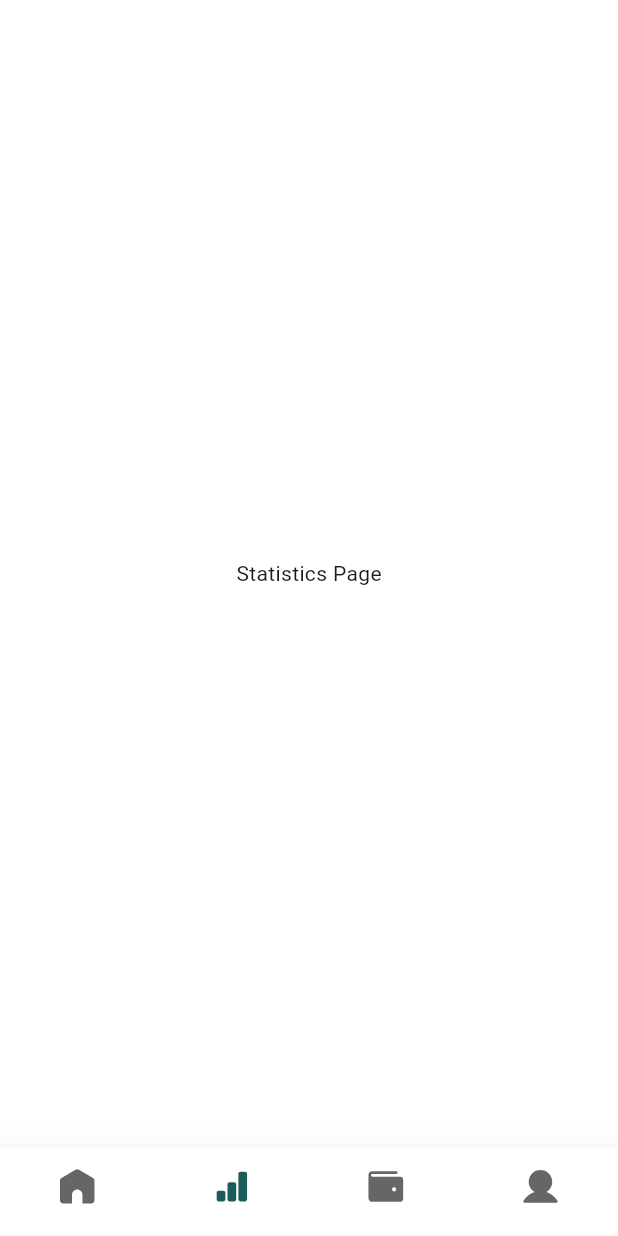
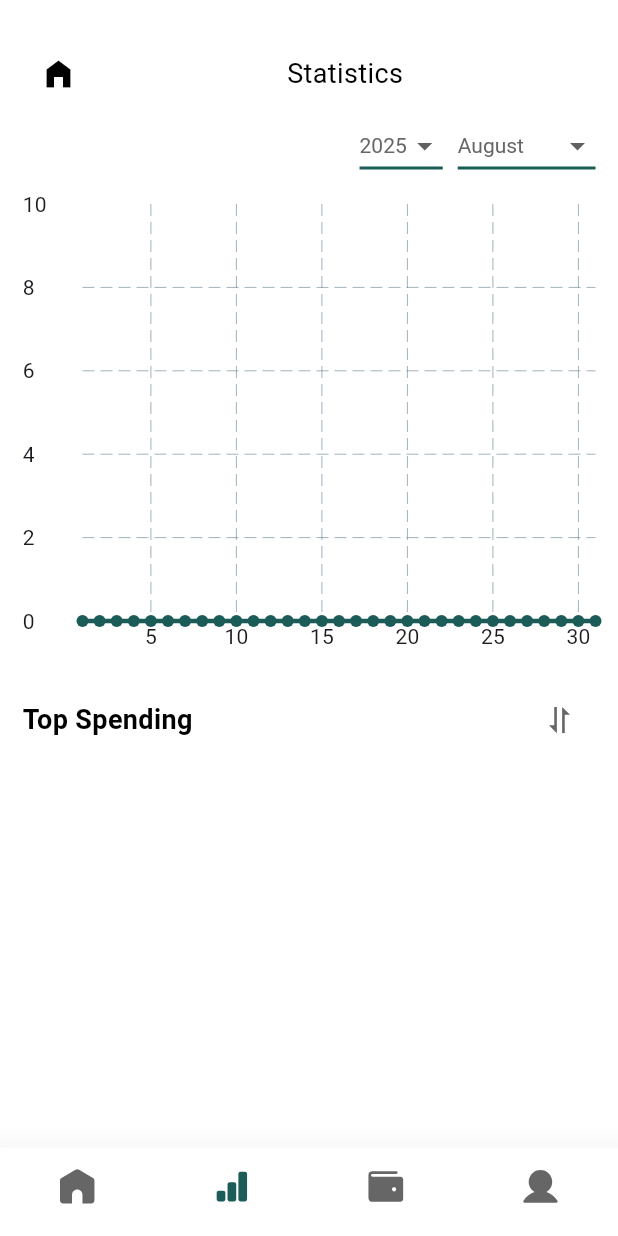
Before and after one commit to fatmakhadidja/mono, a Flutter app: the HomeScreen screen opened by its route, item 2 of the bottom bar chosen, on a phone screen of 412 x 824 dp. Run offline on Flutter 3.47's test engine with Material 3 defaults, Android fonts, the phone set to English and light mode, and no system bars; drawn by our look-alikes of fl_chart; our stand-ins replace flutter_svg, loading_indicator, share_plus, shared_preferences, shimmer; accounts and stored records are empty; network calls fail.

Commit message:
Add StatPage and DailyLineChart widgets; include filter.svg icon and update dependencies

```diff
--- a/Frontend/mono/lib/ui/screens/home_screen.dart
+++ b/Frontend/mono/lib/ui/screens/home_screen.dart
@@ -6,6 +6,7 @@ import 'package:mono/models/wallet.dart';
 import 'package:mono/ui/widgets/home_page.dart';
 import 'package:mono/ui/widgets/home_skeleton.dart';
 import 'package:mono/ui/widgets/profile_page.dart';
+import 'package:mono/ui/widgets/stat_page.dart';
 import 'package:mono/ui/widgets/wallet_page.dart';
 import 'package:flutter_svg/flutter_svg.dart';
 
@@ -54,21 +55,16 @@ class _HomeScreenState extends State<HomeScreen> {
   @override
   Widget build(BuildContext context) {
     final pages = [
-      HomePage(
-        wallet: myWallet,
-        transactions: myWallet.transactions,
-      ),
-      const Center(child: Text("Statistics Page")),
+      HomePage(wallet: myWallet, transactions: myWallet.transactions),
+      StatPage(transactions: myWallet.transactions),
       const WalletPage(),
       const ProfilePage(),
     ];
 
     return Scaffold(
-      resizeToAvoidBottomInset: true,
+      resizeToAvoidBottomInset: false,
       backgroundColor: Colors.white,
-      body: _isLoading
-          ? const HomeSkeleton()
-          : pages[navIndex],
+      body: _isLoading ? const HomeSkeleton() : pages[navIndex],
       bottomNavigationBar: _isLoading
           ? null // 🔹 hide navbar while loading
           : BottomNavigationBar(
@@ -88,7 +84,9 @@ class _HomeScreenState extends State<HomeScreen> {
                     "assets/icons/home.svg",
                     width: 24,
                     height: 24,
-                    color: navIndex == 0 ? AppColors.primary : AppColors.darkGrey,
+                    color: navIndex == 0
+                        ? AppColors.primary
+                        : AppColors.darkGrey,
                   ),
                   label: "",
                 ),
@@ -97,7 +95,9 @@ class _HomeScreenState extends State<HomeScreen> {
                     "assets/icons/stat.svg",
                     width: 24,
                     height: 24,
-                    color: navIndex == 1 ? AppColors.primary : AppColors.darkGrey,
+                    color: navIndex == 1
+                        ? AppColors.primary
+                        : AppColors.darkGrey,
                   ),
                   label: "",
                 ),
@@ -106,7 +106,9 @@ class _HomeScreenState extends State<HomeScreen> {
                     "assets/icons/wallet.svg",
                     width: 24,
                     height: 24,
-                    color: navIndex == 2 ? AppColors.primary : AppColors.darkGrey,
+                    color: navIndex == 2
+                        ? AppColors.primary
+                        : AppColors.darkGrey,
                   ),
                   label: "",
                 ),
@@ -115,7 +117,9 @@ class _HomeScreenState extends State<HomeScreen> {
                     "assets/icons/user.svg",
                     width: 24,
                     height: 24,
-                    color: navIndex == 3 ? AppColors.primary : AppColors.darkGrey,
+                    color: navIndex == 3
+                        ? AppColors.primary
+                        : AppColors.darkGrey,
                   ),
                   label: "",
                 ),
--- /dev/null
+++ b/Frontend/mono/lib/ui/widgets/daily_line_chart.dart
@@ -0,0 +1,96 @@
+import 'package:fl_chart/fl_chart.dart';
+import 'package:flutter/material.dart';
+import 'package:mono/core/constants/colors.dart';
+
+class DailyLineChart extends StatelessWidget {
+  final List<double> dailyData; // values per day
+  final int daysInMonth;
+
+  const DailyLineChart({
+    super.key,
+    required this.dailyData,
+    required this.daysInMonth,
+  });
+
+  @override
+  Widget build(BuildContext context) {
+    return SizedBox(
+      height: 300,
+      child: LineChart(
+        LineChartData(
+          minX: 1,
+          maxX: daysInMonth.toDouble(),
+          minY: 0,
+          maxY: dailyData.isEmpty
+              ? 10
+              : (dailyData.reduce((a, b) => a > b ? a : b)) + 10,
+          gridData: FlGridData(show: true),
+          borderData: FlBorderData(show: false),
+          titlesData: FlTitlesData(
+            leftTitles: AxisTitles(
+              sideTitles: SideTitles(
+                showTitles: true,
+                reservedSize: 40,
+                getTitlesWidget: (value, meta) {
+                  return Text("${value.toInt()}");
+                },
+              ),
+            ),
+            bottomTitles: AxisTitles(
+              sideTitles: SideTitles(
+                showTitles: true,
+                interval: 5, // step of 5
+                getTitlesWidget: (value, meta) {
+                  // show only multiples of 5
+                  if (value % 5 == 0 && value <= daysInMonth) {
+                    return Text("${value.toInt()}");
+                  }
+                  return const SizedBox.shrink();
+                },
+              ),
+            ),
+            rightTitles: const AxisTitles(
+              sideTitles: SideTitles(showTitles: false),
+            ),
+            topTitles: const AxisTitles(
+              sideTitles: SideTitles(showTitles: false),
+            ),
+          ),
+          lineBarsData: [
+            LineChartBarData(
+              spots: [
+                for (int i = 0; i < dailyData.length; i++)
+                  FlSpot((i + 1).toDouble(), dailyData[i]),
+              ],
+              isCurved: true,
+              curveSmoothness: 0.2,
+              color: AppColors.primary,
+              barWidth: 3,
+              dotData: const FlDotData(show: true),
+              belowBarData: BarAreaData(
+                show: true,
+                color: AppColors.primary.withOpacity(0.2),
+              ),
+            ),
+          ],
+          lineTouchData: LineTouchData(
+            enabled: true,
+            touchTooltipData: LineTouchTooltipData(
+              getTooltipItems: (spots) {
+                return spots.map((spot) {
+                  return LineTooltipItem(
+                    "Day ${spot.x.toInt()}\n${spot.y.toStringAsFixed(2)} DZD",
+                    const TextStyle(
+                      color: Colors.black,
+                      fontWeight: FontWeight.bold,
+                    ),
+                  );
+                }).toList();
+              },
+            ),
+          ),
+        ),
+      ),
+    );
+  }
+}
--- a/Frontend/mono/lib/ui/widgets/home_page.dart
+++ b/Frontend/mono/lib/ui/widgets/home_page.dart
@@ -33,7 +33,7 @@ class _HomePageState extends State<HomePage> {
     super.initState();
 
     loadFullname();
-    _loadWalletFromPrefs(); // load prefs asynchronously
+    _loadWalletFromPrefs();
   }
 
   Future<void> _loadWalletFromPrefs() async {
@@ -51,7 +51,7 @@ class _HomePageState extends State<HomePage> {
     final SharedPreferences prefs = await SharedPreferences.getInstance();
     setState(() {
       fullname = prefs.getString('fullName');
-      print("here is fullname in home $fullname");
+
     });
   }
 
--- /dev/null
+++ b/Frontend/mono/lib/ui/widgets/stat_page.dart
@@ -0,0 +1,242 @@
+import 'package:flutter/material.dart';
+import 'package:flutter_svg/flutter_svg.dart';
+import 'package:intl/intl.dart';
+import 'package:mono/core/constants/colors.dart';
+import 'package:mono/core/constants/text_styles.dart';
+import 'package:mono/models/transaction.dart';
+import 'package:mono/routes/routes.dart';
+import 'package:mono/ui/widgets/daily_line_chart.dart';
+import 'package:mono/ui/widgets/transaction_row.dart';
+
+class StatPage extends StatefulWidget {
+  final List<Transaction> transactions;
+
+  const StatPage({super.key, required this.transactions});
+
+  @override
+  State<StatPage> createState() => _StatPageState();
+}
+
+class _StatPageState extends State<StatPage> {
+  final List<String> months = const [
+    "January",
+    "February",
+    "March",
+    "April",
+    "May",
+    "June",
+    "July",
+    "August",
+    "September",
+    "October",
+    "November",
+    "December",
+  ];
+
+  late String selectedMonth;
+  late int selectedYear = DateTime.now().year;
+  bool showIncome = false; // 🔹 toggle for filter button
+
+  @override
+  void initState() {
+    super.initState();
+    selectedMonth = DateFormat('MMMM').format(DateTime.now());
+    selectedYear = DateTime.now().year;
+  }
+
+  @override
+  Widget build(BuildContext context) {
+    final filteredTransactions = widget.transactions.where((tx) {
+      try {
+        final parsedDate = DateFormat('yyyy-MM-dd').parse(tx.date);
+        final txMonth = DateFormat('MMMM').format(parsedDate);
+        return txMonth == selectedMonth && parsedDate.year == selectedYear;
+      } catch (e) {
+        debugPrint("Invalid date format: ${tx.date}");
+        return false;
+      }
+    }).toList();
+
+    // 🔹 Group expenses by day for chart
+    final monthIndex = months.indexOf(selectedMonth) + 1;
+    final daysInMonth = DateUtils.getDaysInMonth(selectedYear, monthIndex);
+
+    List<double> dailyExpenses = List.filled(daysInMonth, 0);
+    List<double> dailyIncomes = List.filled(daysInMonth, 0);
+
+    for (var tx in filteredTransactions) {
+      try {
+        final parsedDate = DateFormat('yyyy-MM-dd').parse(tx.date);
+        if (tx.income) {
+          dailyIncomes[parsedDate.day - 1] += tx.amount;
+        } else {
+          dailyExpenses[parsedDate.day - 1] += tx.amount;
+        }
+      } catch (e) {
+        debugPrint("Skipping invalid date: ${tx.date}");
+      }
+    }
+
+    // 🔹 Top 3 Expenses
+    final topSpending = filteredTransactions.where((tx) => !tx.income).toList()
+      ..sort((a, b) => b.amount.compareTo(a.amount));
+    final top3Spending = topSpending.take(3).toList();
+
+    // 🔹 Top 3 Incomes
+    final topIncomes = filteredTransactions.where((tx) => tx.income).toList()
+      ..sort((a, b) => b.amount.compareTo(a.amount));
+    final top3Incomes = topIncomes.take(3).toList();
+
+    final topList = showIncome ? top3Incomes : top3Spending;
+
+    // 🔹 Generate last 5 years list (you can expand)
+    final years = List<int>.generate(2, (i) => DateTime.now().year - i);
+
+    return Scaffold(
+      backgroundColor: Colors.white,
+      body: SafeArea(
+        child: Padding(
+          padding: const EdgeInsets.fromLTRB(15, 25, 15, 25),
+          child: Column(
+            mainAxisAlignment: MainAxisAlignment.spaceAround,
+            children: [
+              // 🔹 AppBar
+              Row(
+                children: [
+                  IconButton(
+                    onPressed: () {
+                      Navigator.pushReplacementNamed(context, AppRoutes.home);
+                    },
+                    icon: const Icon(Icons.home_filled, color: Colors.black),
+                  ),
+                  Expanded(
+                    child: Align(
+                      alignment: Alignment.center,
+                      child: Text(
+                        "Statistics",
+                        style: AppTextStyles.body1(
+                          color: Colors.black,
+                          fontSize: 18,
+                        ),
+                      ),
+                    ),
+                  ),
+                ],
+              ),
+
+              // 🔹 Month + Year dropdown
+              Row(
+                mainAxisAlignment: MainAxisAlignment.end,
+                children: [
+                  // Year Dropdown
+                  DropdownButton<int>(
+                    value: selectedYear,
+                    icon: const Icon(Icons.arrow_drop_down),
+                    elevation: 16,
+                    style: const TextStyle(
+                      color: AppColors.darkGrey,
+                      fontSize: 14,
+                    ),
+                    underline: Container(height: 2, color: AppColors.primary),
+                    onChanged: (int? newValue) {
+                      setState(() {
+                        selectedYear = newValue!;
+                      });
+                    },
+                    items: years.map<DropdownMenuItem<int>>((int year) {
+                      return DropdownMenuItem<int>(
+                        value: year,
+                        child: Text(year.toString()),
+                      );
+                    }).toList(),
+                  ),
+                  const SizedBox(width: 10),
+
+                  // Month Dropdown
+                  DropdownButton<String>(
+                    value: selectedMonth,
+                    icon: const Icon(Icons.arrow_drop_down),
+                    elevation: 16,
+                    style: const TextStyle(
+                      color: AppColors.darkGrey,
+                      fontSize: 14,
+                    ),
+                    underline: Container(height: 2, color: AppColors.primary),
+                    onChanged: (String? newValue) {
+                      setState(() {
+                        selectedMonth = newValue!;
+                      });
+                    },
+                    items: months.map<DropdownMenuItem<String>>((String month) {
+                      return DropdownMenuItem<String>(
+                        value: month,
+                        child: Text(month),
+                      );
+                    }).toList(),
+                  ),
+                ],
+              ),
+
+              SizedBox(height: 15),
+              // 🔹 Daily Expense Chart
+              SizedBox(
+                width: MediaQuery.of(context).size.width * 0.95,
+                child: DailyLineChart(
+                  dailyData: showIncome ? dailyIncomes : dailyExpenses,
+                  daysInMonth: daysInMonth,
+                ),
+              ),
+
+              const SizedBox(height: 20),
+
+              // 🔹 Top Spending / Top Incomes Header
+              Row(
+                mainAxisAlignment: MainAxisAlignment.spaceBetween,
+                children: [
+                  Text(
+                    showIncome ? "Top Incomes" : "Top Spending",
+                    style: AppTextStyles.heading1(
+                      color: Colors.black,
+                      fontSize: 18,
+                    ),
+                  ),
+                  IconButton(
+                    onPressed: () {
+                      setState(() {
+                        showIncome = !showIncome; // 🔹 toggle list
+                      });
+                    },
+                    icon: SvgPicture.asset(
+                      'assets/icons/filter.svg',
+                      color: AppColors.darkGrey,
+                    ),
+                  ),
+                ],
+              ),
+
+              // 🔹 Transactions List (Top 3)
+              Expanded(
+                child: ListView.builder(
+                  itemCount: topList.length,
+                  itemBuilder: (context, index) {
+                    final tx = topList[index];
+                    final parsedDate = DateFormat('yyyy-MM-dd').parse(tx.date);
+                    return TransactionRow(
+                      onDeleted: () {},
+                      id: tx.id,
+                      title: tx.name,
+                      date: DateFormat('dd MMM').format(parsedDate),
+                      amount: tx.amount,
+                      income: tx.income,
+                      transaction: tx,
+                    );
+                  },
+                ),
+              ),
+            ],
+          ),
+        ),
+      ),
+    );
+  }
+}
--- a/Frontend/mono/pubspec.yaml
+++ b/Frontend/mono/pubspec.yaml
@@ -21,6 +21,7 @@ dependencies:
   flutter_launcher_icons: ^0.14.4
   shimmer: ^3.0.0
   share_plus: ^11.1.0
+  fl_chart: ^1.0.0
 
 
 flutter_launcher_icons:
```
Also changed, not shown: Frontend/mono/assets/icons/filter.svg (added), Frontend/mono/pubspec.lock.
